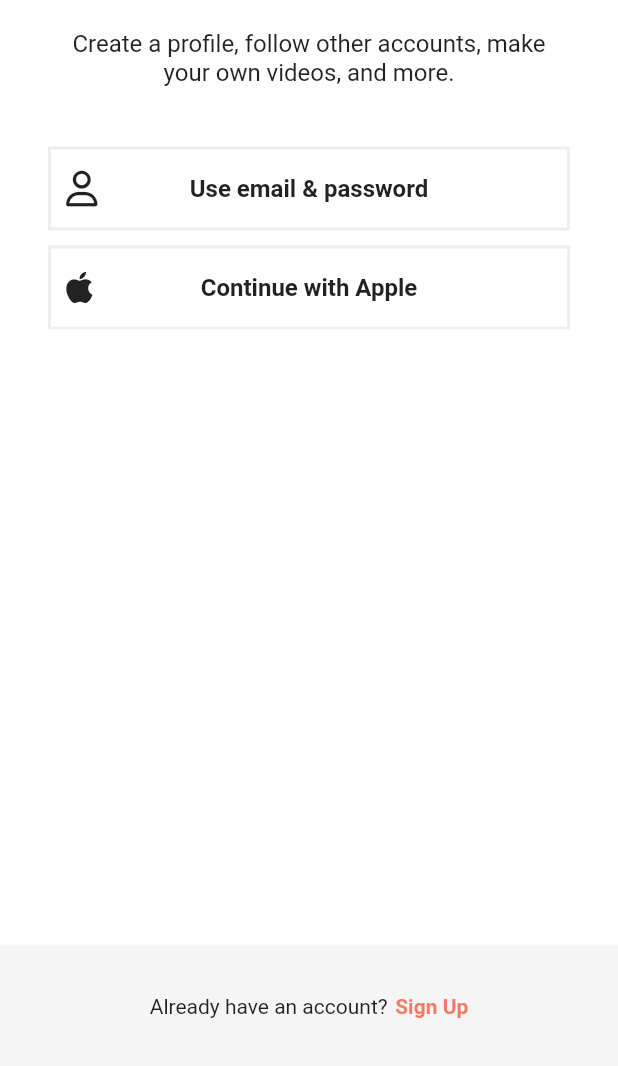
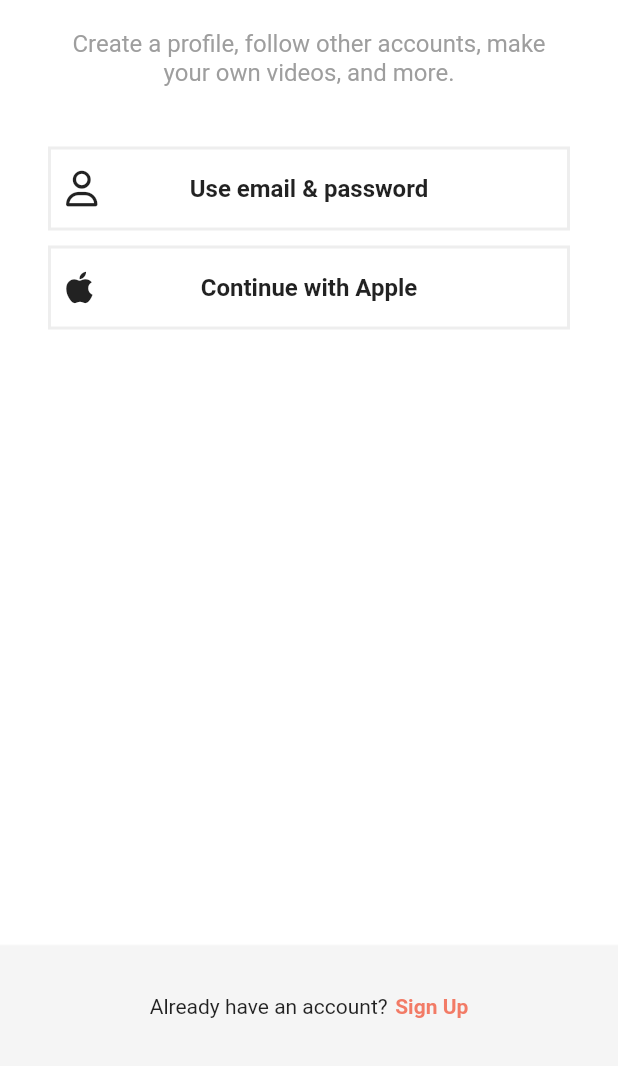
Before and after one commit to June222/tictok_clone, a Flutter app: the LoginScreen screen opened directly, on a phone screen of 412 x 824 dp, the part 170-1236 px from its top. Run offline on Flutter 3.47's test engine with Material 2 defaults, Android fonts, the phone set to English and light mode, and no system bars; our stand-ins replace font_awesome_flutter, shared_preferences, video_player, visibility_detector; accounts and stored records are empty; network calls fail.

Commit message:
코드: textTheme Customizing textTheme.$value.copyWith(###)

```diff
--- a/lib/features/authentication/widgets/login_screen.dart
+++ b/lib/features/authentication/widgets/login_screen.dart
@@ -70,7 +70,10 @@ class LoginScreen extends StatelessWidget {
                 Gaps.v20,
                 Text(
                   "Create a profile, follow other accounts, make your own videos, and more.",
-                  style: Theme.of(context).textTheme.titleMedium,
+                  style: Theme.of(context)
+                      .textTheme
+                      .titleMedium!
+                      .copyWith(color: Colors.grey),
                   textAlign: TextAlign.center,
                 ),
                 Gaps.v40,
```
